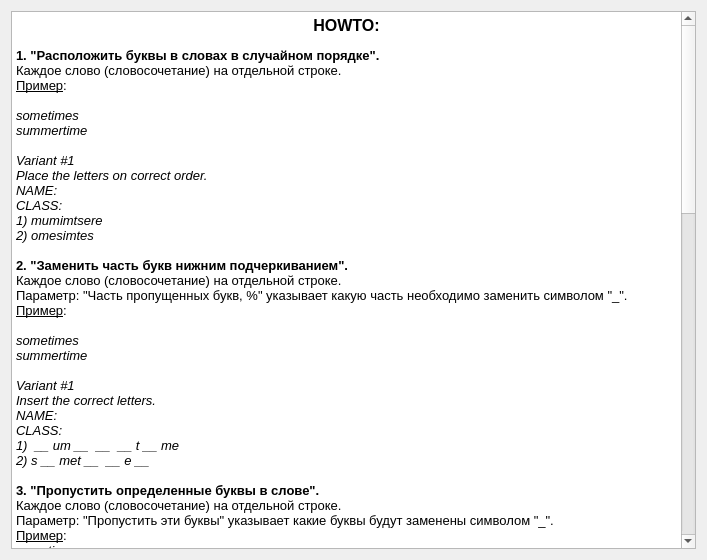
Before: the Qt Designer form tools/help_widget.ui in UlrichVonRekkenin/JobGenerator.edu, drawn with Qt 5.
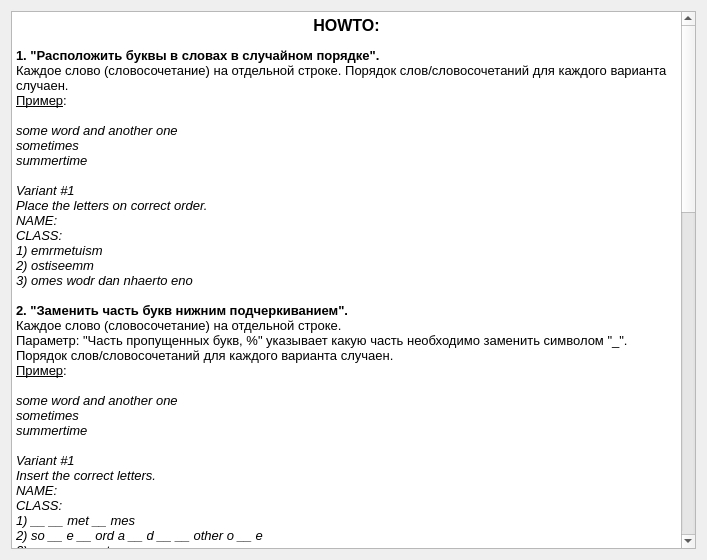
After: the same form once the commit is applied. Icons and pictures are not drawn.

Commit message: Help for F1.\n Fix in tools.py\n Add icons for widgets.

Patch:
```diff
--- a/tools/help_widget.ui
+++ b/tools/help_widget.ui
@@ -33,24 +33,28 @@
 &lt;p align=&quot;center&quot; style=&quot; margin-top:0px; margin-bottom:0px; margin-left:0px; margin-right:0px; -qt-block-indent:0; text-indent:0px;&quot;&gt;&lt;span style=&quot; font-size:12pt; font-weight:600;&quot;&gt;HOWTO:&lt;/span&gt;&lt;/p&gt;
 &lt;p style=&quot;-qt-paragraph-type:empty; margin-top:0px; margin-bottom:0px; margin-left:0px; margin-right:0px; -qt-block-indent:0; text-indent:0px; font-size:8pt;&quot;&gt;&lt;br /&gt;&lt;/p&gt;
 &lt;p style=&quot; margin-top:0px; margin-bottom:0px; margin-left:0px; margin-right:0px; -qt-block-indent:0; text-indent:0px;&quot;&gt;&lt;span style=&quot; font-size:10pt; font-weight:600;&quot;&gt;1. &amp;quot;Расположить буквы в словах в случайном порядке&amp;quot;.&lt;/span&gt;&lt;/p&gt;
-&lt;p style=&quot; margin-top:0px; margin-bottom:0px; margin-left:0px; margin-right:0px; -qt-block-indent:0; text-indent:0px;&quot;&gt;&lt;span style=&quot; font-size:10pt;&quot;&gt;Каждое слово (словосочетание) на отдельной строке.&lt;/span&gt;&lt;/p&gt;
+&lt;p style=&quot; margin-top:0px; margin-bottom:0px; margin-left:0px; margin-right:0px; -qt-block-indent:0; text-indent:0px;&quot;&gt;&lt;span style=&quot; font-size:10pt;&quot;&gt;Каждое слово (словосочетание) на отдельной строке. Порядок слов/словосочетаний для каждого варианта случаен.&lt;/span&gt;&lt;/p&gt;
 &lt;p style=&quot; margin-top:0px; margin-bottom:0px; margin-left:0px; margin-right:0px; -qt-block-indent:0; text-indent:0px;&quot;&gt;&lt;span style=&quot; font-size:10pt; text-decoration: underline;&quot;&gt;Пример&lt;/span&gt;&lt;span style=&quot; font-size:10pt;&quot;&gt;:&lt;/span&gt;&lt;/p&gt;
 &lt;p style=&quot;-qt-paragraph-type:empty; margin-top:0px; margin-bottom:0px; margin-left:0px; margin-right:0px; -qt-block-indent:0; text-indent:0px; font-size:10pt; font-style:italic;&quot;&gt;&lt;br /&gt;&lt;/p&gt;
+&lt;p style=&quot; margin-top:0px; margin-bottom:0px; margin-left:0px; margin-right:0px; -qt-block-indent:0; text-indent:0px;&quot;&gt;&lt;span style=&quot; font-size:10pt; font-style:italic;&quot;&gt;some word and another one&lt;/span&gt;&lt;/p&gt;
 &lt;p style=&quot; margin-top:0px; margin-bottom:0px; margin-left:0px; margin-right:0px; -qt-block-indent:0; text-indent:0px;&quot;&gt;&lt;span style=&quot; font-size:10pt; font-style:italic;&quot;&gt;sometimes  &lt;/span&gt;&lt;/p&gt;
 &lt;p style=&quot; margin-top:0px; margin-bottom:0px; margin-left:0px; margin-right:0px; -qt-block-indent:0; text-indent:0px;&quot;&gt;&lt;span style=&quot; font-size:10pt; font-style:italic;&quot;&gt;summertime&lt;/span&gt;&lt;/p&gt;
 &lt;p style=&quot;-qt-paragraph-type:empty; margin-top:0px; margin-bottom:0px; margin-left:0px; margin-right:0px; -qt-block-indent:0; text-indent:0px; font-size:10pt; font-style:italic;&quot;&gt;&lt;br /&gt;&lt;/p&gt;
-&lt;p style=&quot; margin-top:0px; margin-bottom:0px; margin-left:0px; margin-right:0px; -qt-block-indent:0; text-indent:0px;&quot;&gt;&lt;span style=&quot; font-size:10pt; font-style:italic;&quot;&gt;Variant #1&lt;/span&gt;&lt;/p&gt;
+&lt;p style=&quot; margin-top:0px; margin-bottom:0px; margin-left:0px; margin-right:0px; -qt-block-indent:0; text-indent:0px;&quot;&gt;&lt;span style=&quot; font-size:10pt; font-style:italic;&quot;&gt;Variant #1 &lt;/span&gt;&lt;/p&gt;
 &lt;p style=&quot; margin-top:0px; margin-bottom:0px; margin-left:0px; margin-right:0px; -qt-block-indent:0; text-indent:0px;&quot;&gt;&lt;span style=&quot; font-size:10pt; font-style:italic;&quot;&gt;Place the letters on correct order.&lt;/span&gt;&lt;/p&gt;
 &lt;p style=&quot; margin-top:0px; margin-bottom:0px; margin-left:0px; margin-right:0px; -qt-block-indent:0; text-indent:0px;&quot;&gt;&lt;span style=&quot; font-size:10pt; font-style:italic;&quot;&gt;NAME:&lt;/span&gt;&lt;/p&gt;
 &lt;p style=&quot; margin-top:0px; margin-bottom:0px; margin-left:0px; margin-right:0px; -qt-block-indent:0; text-indent:0px;&quot;&gt;&lt;span style=&quot; font-size:10pt; font-style:italic;&quot;&gt;CLASS:&lt;/span&gt;&lt;/p&gt;
-&lt;p style=&quot; margin-top:0px; margin-bottom:0px; margin-left:0px; margin-right:0px; -qt-block-indent:0; text-indent:0px;&quot;&gt;&lt;span style=&quot; font-size:10pt; font-style:italic;&quot;&gt;1) mumimtsere&lt;/span&gt;&lt;/p&gt;
-&lt;p style=&quot; margin-top:0px; margin-bottom:0px; margin-left:0px; margin-right:0px; -qt-block-indent:0; text-indent:0px;&quot;&gt;&lt;span style=&quot; font-size:10pt; font-style:italic;&quot;&gt;2) omesimtes&lt;/span&gt;&lt;/p&gt;
+&lt;p style=&quot; margin-top:0px; margin-bottom:0px; margin-left:0px; margin-right:0px; -qt-block-indent:0; text-indent:0px;&quot;&gt;&lt;span style=&quot; font-size:10pt; font-style:italic;&quot;&gt;1) emrmetuism&lt;/span&gt;&lt;/p&gt;
+&lt;p style=&quot; margin-top:0px; margin-bottom:0px; margin-left:0px; margin-right:0px; -qt-block-indent:0; text-indent:0px;&quot;&gt;&lt;span style=&quot; font-size:10pt; font-style:italic;&quot;&gt;2) ostiseemm&lt;/span&gt;&lt;/p&gt;
+&lt;p style=&quot; margin-top:0px; margin-bottom:0px; margin-left:0px; margin-right:0px; -qt-block-indent:0; text-indent:0px;&quot;&gt;&lt;span style=&quot; font-size:10pt; font-style:italic;&quot;&gt;3) omes wodr dan nhaerto eno&lt;/span&gt;&lt;/p&gt;
 &lt;p style=&quot;-qt-paragraph-type:empty; margin-top:0px; margin-bottom:0px; margin-left:0px; margin-right:0px; -qt-block-indent:0; text-indent:0px; font-size:10pt;&quot;&gt;&lt;br /&gt;&lt;/p&gt;
 &lt;p style=&quot; margin-top:0px; margin-bottom:0px; margin-left:0px; margin-right:0px; -qt-block-indent:0; text-indent:0px;&quot;&gt;&lt;span style=&quot; font-size:10pt; font-weight:600;&quot;&gt;2. &amp;quot;Заменить часть букв нижним подчеркиванием&amp;quot;.&lt;/span&gt;&lt;/p&gt;
 &lt;p style=&quot; margin-top:0px; margin-bottom:0px; margin-left:0px; margin-right:0px; -qt-block-indent:0; text-indent:0px;&quot;&gt;&lt;span style=&quot; font-size:10pt;&quot;&gt;Каждое слово (словосочетание) на отдельной строке.&lt;/span&gt;&lt;/p&gt;
 &lt;p style=&quot; margin-top:0px; margin-bottom:0px; margin-left:0px; margin-right:0px; -qt-block-indent:0; text-indent:0px;&quot;&gt;&lt;span style=&quot; font-size:10pt;&quot;&gt;Параметр: &amp;quot;Часть пропущенных букв, %&amp;quot; указывает какую часть необходимо заменить символом &amp;quot;_&amp;quot;.&lt;/span&gt;&lt;/p&gt;
+&lt;p style=&quot; margin-top:0px; margin-bottom:0px; margin-left:0px; margin-right:0px; -qt-block-indent:0; text-indent:0px;&quot;&gt;&lt;span style=&quot; font-size:10pt;&quot;&gt;Порядок слов/словосочетаний для каждого варианта случаен.&lt;/span&gt;&lt;/p&gt;
 &lt;p style=&quot; margin-top:0px; margin-bottom:0px; margin-left:0px; margin-right:0px; -qt-block-indent:0; text-indent:0px;&quot;&gt;&lt;span style=&quot; font-size:10pt; text-decoration: underline;&quot;&gt;Пример&lt;/span&gt;&lt;span style=&quot; font-size:10pt;&quot;&gt;:&lt;/span&gt;&lt;/p&gt;
 &lt;p style=&quot;-qt-paragraph-type:empty; margin-top:0px; margin-bottom:0px; margin-left:0px; margin-right:0px; -qt-block-indent:0; text-indent:0px; font-size:10pt;&quot;&gt;&lt;br /&gt;&lt;/p&gt;
+&lt;p style=&quot; margin-top:0px; margin-bottom:0px; margin-left:0px; margin-right:0px; -qt-block-indent:0; text-indent:0px;&quot;&gt;&lt;span style=&quot; font-size:10pt; font-style:italic;&quot;&gt;some word and another one&lt;/span&gt;&lt;/p&gt;
 &lt;p style=&quot; margin-top:0px; margin-bottom:0px; margin-left:0px; margin-right:0px; -qt-block-indent:0; text-indent:0px;&quot;&gt;&lt;span style=&quot; font-size:10pt; font-style:italic;&quot;&gt;sometimes&lt;/span&gt;&lt;/p&gt;
 &lt;p style=&quot; margin-top:0px; margin-bottom:0px; margin-left:0px; margin-right:0px; -qt-block-indent:0; text-indent:0px;&quot;&gt;&lt;span style=&quot; font-size:10pt; font-style:italic;&quot;&gt;summertime&lt;/span&gt;&lt;/p&gt;
 &lt;p style=&quot;-qt-paragraph-type:empty; margin-top:0px; margin-bottom:0px; margin-left:0px; margin-right:0px; -qt-block-indent:0; text-indent:0px; font-size:10pt; font-style:italic;&quot;&gt;&lt;br /&gt;&lt;/p&gt;
@@ -58,13 +62,17 @@
 &lt;p style=&quot; margin-top:0px; margin-bottom:0px; margin-left:0px; margin-right:0px; -qt-block-indent:0; text-indent:0px;&quot;&gt;&lt;span style=&quot; font-size:10pt; font-style:italic;&quot;&gt;Insert the correct letters.&lt;/span&gt;&lt;/p&gt;
 &lt;p style=&quot; margin-top:0px; margin-bottom:0px; margin-left:0px; margin-right:0px; -qt-block-indent:0; text-indent:0px;&quot;&gt;&lt;span style=&quot; font-size:10pt; font-style:italic;&quot;&gt;NAME:&lt;/span&gt;&lt;/p&gt;
 &lt;p style=&quot; margin-top:0px; margin-bottom:0px; margin-left:0px; margin-right:0px; -qt-block-indent:0; text-indent:0px;&quot;&gt;&lt;span style=&quot; font-size:10pt; font-style:italic;&quot;&gt;CLASS:&lt;/span&gt;&lt;/p&gt;
-&lt;p style=&quot; margin-top:0px; margin-bottom:0px; margin-left:0px; margin-right:0px; -qt-block-indent:0; text-indent:0px;&quot;&gt;&lt;span style=&quot; font-size:10pt; font-style:italic;&quot;&gt;1)  __ um __  __  __ t __ me&lt;/span&gt;&lt;/p&gt;
-&lt;p style=&quot; margin-top:0px; margin-bottom:0px; margin-left:0px; margin-right:0px; -qt-block-indent:0; text-indent:0px;&quot;&gt;&lt;span style=&quot; font-size:10pt; font-style:italic;&quot;&gt;2) s __ met __  __ e __&lt;/span&gt;&lt;/p&gt;
-&lt;p style=&quot;-qt-paragraph-type:empty; margin-top:0px; margin-bottom:0px; margin-left:0px; margin-right:0px; -qt-block-indent:0; text-indent:0px; font-size:10pt;&quot;&gt;&lt;br /&gt;&lt;/p&gt;
+&lt;p style=&quot; margin-top:0px; margin-bottom:0px; margin-left:0px; margin-right:0px; -qt-block-indent:0; text-indent:0px;&quot;&gt;&lt;span style=&quot; font-size:10pt; font-style:italic;&quot;&gt;1) __ __ met __ mes &lt;/span&gt;&lt;/p&gt;
+&lt;p style=&quot; margin-top:0px; margin-bottom:0px; margin-left:0px; margin-right:0px; -qt-block-indent:0; text-indent:0px;&quot;&gt;&lt;span style=&quot; font-size:10pt; font-style:italic;&quot;&gt;2) so __ e __ ord a __ d __ __ other o __ e&lt;/span&gt;&lt;/p&gt;
+&lt;p style=&quot; margin-top:0px; margin-bottom:0px; margin-left:0px; margin-right:0px; -qt-block-indent:0; text-indent:0px;&quot;&gt;&lt;span style=&quot; font-size:10pt; font-style:italic;&quot;&gt;3) su __ me __ t __ me&lt;/span&gt;&lt;/p&gt;
+&lt;p style=&quot;-qt-paragraph-type:empty; margin-top:0px; margin-bottom:0px; margin-left:0px; margin-right:0px; -qt-block-indent:0; text-indent:0px; font-size:10pt; font-style:italic;&quot;&gt;&lt;br /&gt;&lt;/p&gt;
 &lt;p style=&quot; margin-top:0px; margin-bottom:0px; margin-left:0px; margin-right:0px; -qt-block-indent:0; text-indent:0px;&quot;&gt;&lt;span style=&quot; font-size:10pt; font-weight:600;&quot;&gt;3. &amp;quot;Пропустить определенные буквы в слове&amp;quot;.&lt;/span&gt;&lt;/p&gt;
 &lt;p style=&quot; margin-top:0px; margin-bottom:0px; margin-left:0px; margin-right:0px; -qt-block-indent:0; text-indent:0px;&quot;&gt;&lt;span style=&quot; font-size:10pt;&quot;&gt;Каждое слово (словосочетание) на отдельной строке.&lt;/span&gt;&lt;/p&gt;
 &lt;p style=&quot; margin-top:0px; margin-bottom:0px; margin-left:0px; margin-right:0px; -qt-block-indent:0; text-indent:0px;&quot;&gt;&lt;span style=&quot; font-size:10pt;&quot;&gt;Параметр: &amp;quot;Пропустить эти буквы&amp;quot; указывает какие буквы будут заменены символом &amp;quot;_&amp;quot;.&lt;/span&gt;&lt;/p&gt;
+&lt;p style=&quot; margin-top:0px; margin-bottom:0px; margin-left:0px; margin-right:0px; -qt-block-indent:0; text-indent:0px;&quot;&gt;&lt;span style=&quot; font-size:10pt;&quot;&gt;Порядок слов/словосочетаний для каждого варианта случаен.&lt;/span&gt;&lt;/p&gt;
 &lt;p style=&quot; margin-top:0px; margin-bottom:0px; margin-left:0px; margin-right:0px; -qt-block-indent:0; text-indent:0px;&quot;&gt;&lt;span style=&quot; font-size:10pt; text-decoration: underline;&quot;&gt;Пример&lt;/span&gt;&lt;span style=&quot; font-size:10pt;&quot;&gt;:&lt;/span&gt;&lt;/p&gt;
+&lt;p style=&quot;-qt-paragraph-type:empty; margin-top:0px; margin-bottom:0px; margin-left:0px; margin-right:0px; -qt-block-indent:0; text-indent:0px; font-size:10pt;&quot;&gt;&lt;br /&gt;&lt;/p&gt;
+&lt;p style=&quot; margin-top:0px; margin-bottom:0px; margin-left:0px; margin-right:0px; -qt-block-indent:0; text-indent:0px;&quot;&gt;&lt;span style=&quot; font-size:10pt; font-style:italic;&quot;&gt;some word and another one&lt;/span&gt;&lt;/p&gt;
 &lt;p style=&quot; margin-top:0px; margin-bottom:0px; margin-left:0px; margin-right:0px; -qt-block-indent:0; text-indent:0px;&quot;&gt;&lt;span style=&quot; font-size:10pt; font-style:italic;&quot;&gt;sometimes&lt;/span&gt;&lt;/p&gt;
 &lt;p style=&quot; margin-top:0px; margin-bottom:0px; margin-left:0px; margin-right:0px; -qt-block-indent:0; text-indent:0px;&quot;&gt;&lt;span style=&quot; font-size:10pt; font-style:italic;&quot;&gt;summertime&lt;/span&gt;&lt;/p&gt;
 &lt;p style=&quot;-qt-paragraph-type:empty; margin-top:0px; margin-bottom:0px; margin-left:0px; margin-right:0px; -qt-block-indent:0; text-indent:0px; font-size:10pt; font-style:italic;&quot;&gt;&lt;br /&gt;&lt;/p&gt;
@@ -72,8 +80,9 @@
 &lt;p style=&quot; margin-top:0px; margin-bottom:0px; margin-left:0px; margin-right:0px; -qt-block-indent:0; text-indent:0px;&quot;&gt;&lt;span style=&quot; font-size:10pt; font-style:italic;&quot;&gt;Insert correct letters: &amp;quot;u, m&amp;quot;&lt;/span&gt;&lt;/p&gt;
 &lt;p style=&quot; margin-top:0px; margin-bottom:0px; margin-left:0px; margin-right:0px; -qt-block-indent:0; text-indent:0px;&quot;&gt;&lt;span style=&quot; font-size:10pt; font-style:italic;&quot;&gt;NAME:&lt;/span&gt;&lt;/p&gt;
 &lt;p style=&quot; margin-top:0px; margin-bottom:0px; margin-left:0px; margin-right:0px; -qt-block-indent:0; text-indent:0px;&quot;&gt;&lt;span style=&quot; font-size:10pt; font-style:italic;&quot;&gt;CLASS:&lt;/span&gt;&lt;/p&gt;
-&lt;p style=&quot; margin-top:0px; margin-bottom:0px; margin-left:0px; margin-right:0px; -qt-block-indent:0; text-indent:0px;&quot;&gt;&lt;span style=&quot; font-size:10pt; font-style:italic;&quot;&gt;1) s _ _ _ e r t i _ e&lt;/span&gt;&lt;/p&gt;
-&lt;p style=&quot; margin-top:0px; margin-bottom:0px; margin-left:0px; margin-right:0px; -qt-block-indent:0; text-indent:0px;&quot;&gt;&lt;span style=&quot; font-size:10pt; font-style:italic;&quot;&gt;2) s o _ e t i _ e s&lt;/span&gt;&lt;/p&gt;
+&lt;p style=&quot; margin-top:0px; margin-bottom:0px; margin-left:0px; margin-right:0px; -qt-block-indent:0; text-indent:0px;&quot;&gt;&lt;span style=&quot; font-size:10pt; font-style:italic;&quot;&gt;1) s _ m _ _ i m _ s &lt;/span&gt;&lt;/p&gt;
+&lt;p style=&quot; margin-top:0px; margin-bottom:0px; margin-left:0px; margin-right:0px; -qt-block-indent:0; text-indent:0px;&quot;&gt;&lt;span style=&quot; font-size:10pt; font-style:italic;&quot;&gt;2) s _ m _ w _ r d a n d a n _ _ _ _ r _ n _&lt;/span&gt;&lt;/p&gt;
+&lt;p style=&quot; margin-top:0px; margin-bottom:0px; margin-left:0px; margin-right:0px; -qt-block-indent:0; text-indent:0px;&quot;&gt;&lt;span style=&quot; font-size:10pt; font-style:italic;&quot;&gt;3) s u m m _ r _ i m _&lt;/span&gt;&lt;/p&gt;
 &lt;p style=&quot;-qt-paragraph-type:empty; margin-top:0px; margin-bottom:0px; margin-left:0px; margin-right:0px; -qt-block-indent:0; text-indent:0px; font-size:10pt;&quot;&gt;&lt;br /&gt;&lt;/p&gt;
 &lt;p style=&quot; margin-top:0px; margin-bottom:0px; margin-left:0px; margin-right:0px; -qt-block-indent:0; text-indent:0px;&quot;&gt;&lt;span style=&quot; font-size:10pt; font-weight:600;&quot;&gt;4. &amp;quot;Сопоставить слова&amp;quot;.&lt;/span&gt;&lt;/p&gt;
 &lt;p style=&quot; margin-top:0px; margin-bottom:0px; margin-left:0px; margin-right:0px; -qt-block-indent:0; text-indent:0px;&quot;&gt;&lt;span style=&quot; font-size:10pt;&quot;&gt;Каждая пара, разделенная знаком &amp;quot;:&amp;quot; на отдельной строке.&lt;/span&gt;&lt;/p&gt;
@@ -89,7 +98,7 @@
 &lt;p style=&quot; margin-top:0px; margin-bottom:0px; margin-left:0px; margin-right:0px; -qt-block-indent:0; text-indent:0px;&quot;&gt;&lt;span style=&quot; font-size:10pt; font-style:italic;&quot;&gt;NAME:&lt;/span&gt;&lt;/p&gt;
 &lt;p style=&quot; margin-top:0px; margin-bottom:0px; margin-left:0px; margin-right:0px; -qt-block-indent:0; text-indent:0px;&quot;&gt;&lt;span style=&quot; font-size:10pt; font-style:italic;&quot;&gt;CLASS:&lt;/span&gt;&lt;/p&gt;
 &lt;p style=&quot; margin-top:0px; margin-bottom:0px; margin-left:0px; margin-right:0px; -qt-block-indent:0; text-indent:0px;&quot;&gt;&lt;span style=&quot; font-size:10pt; font-style:italic;&quot;&gt;1) anybody	  	1) кто бы то ни было, кто-нибудь&lt;/span&gt;&lt;/p&gt;
-&lt;p style=&quot; margin-top:0px; margin-bottom:0px; margin-left:0px; margin-right:0px; -qt-block-indent:0; text-indent:0px;&quot;&gt;&lt;span style=&quot; font-size:10pt; font-style:italic;&quot;&gt;2) summertime		2) летний сезон&lt;/span&gt;&lt;/p&gt;
+&lt;p style=&quot; margin-top:0px; margin-bottom:0px; margin-left:0px; margin-right:0px; -qt-block-indent:0; text-indent:0px;&quot;&gt;&lt;span style=&quot; font-size:10pt; font-style:italic;&quot;&gt;2) summertime	2) летний сезон&lt;/span&gt;&lt;/p&gt;
 &lt;p style=&quot; margin-top:0px; margin-bottom:0px; margin-left:0px; margin-right:0px; -qt-block-indent:0; text-indent:0px;&quot;&gt;&lt;span style=&quot; font-size:10pt; font-style:italic;&quot;&gt;3) sometimes		3) иногда&lt;/span&gt;&lt;/p&gt;
 &lt;p style=&quot;-qt-paragraph-type:empty; margin-top:0px; margin-bottom:0px; margin-left:0px; margin-right:0px; -qt-block-indent:0; text-indent:0px; font-size:10pt;&quot;&gt;&lt;br /&gt;&lt;/p&gt;
 &lt;p style=&quot; margin-top:0px; margin-bottom:0px; margin-left:0px; margin-right:0px; -qt-block-indent:0; text-indent:0px;&quot;&gt;&lt;span style=&quot; font-size:10pt; font-weight:600;&quot;&gt;5. &amp;quot;Расположить слова в предложении в случайном порядке&amp;quot;.&lt;/span&gt;&lt;/p&gt;
```
Left out of the diff: 4 changed lines with no effect on the pictures. The commit also changes 4 other files.
